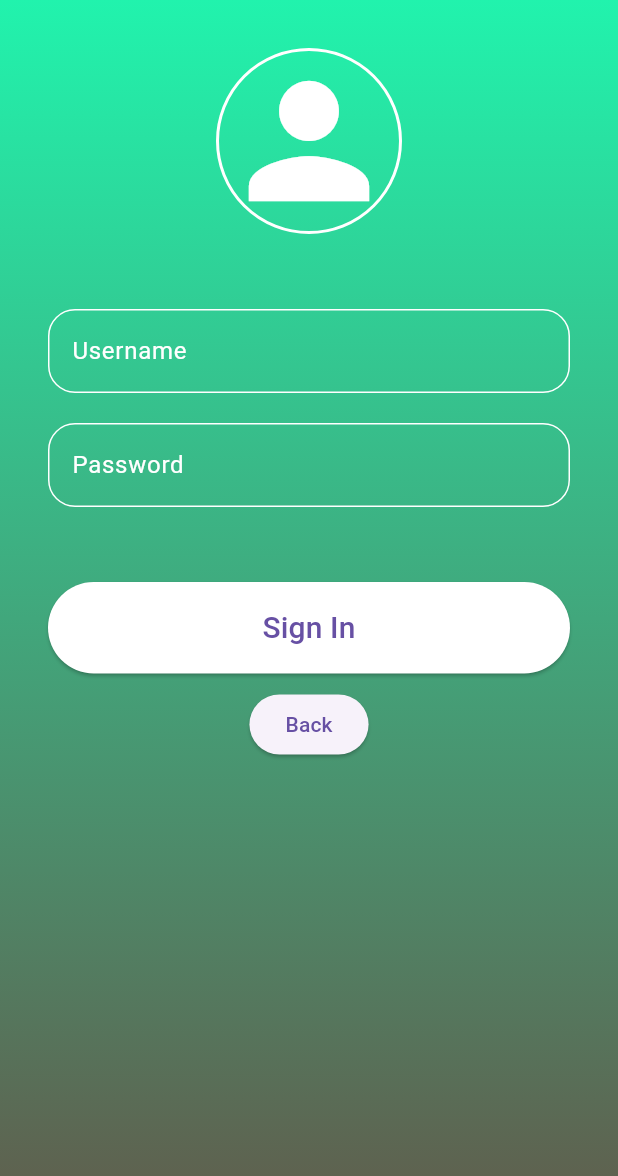
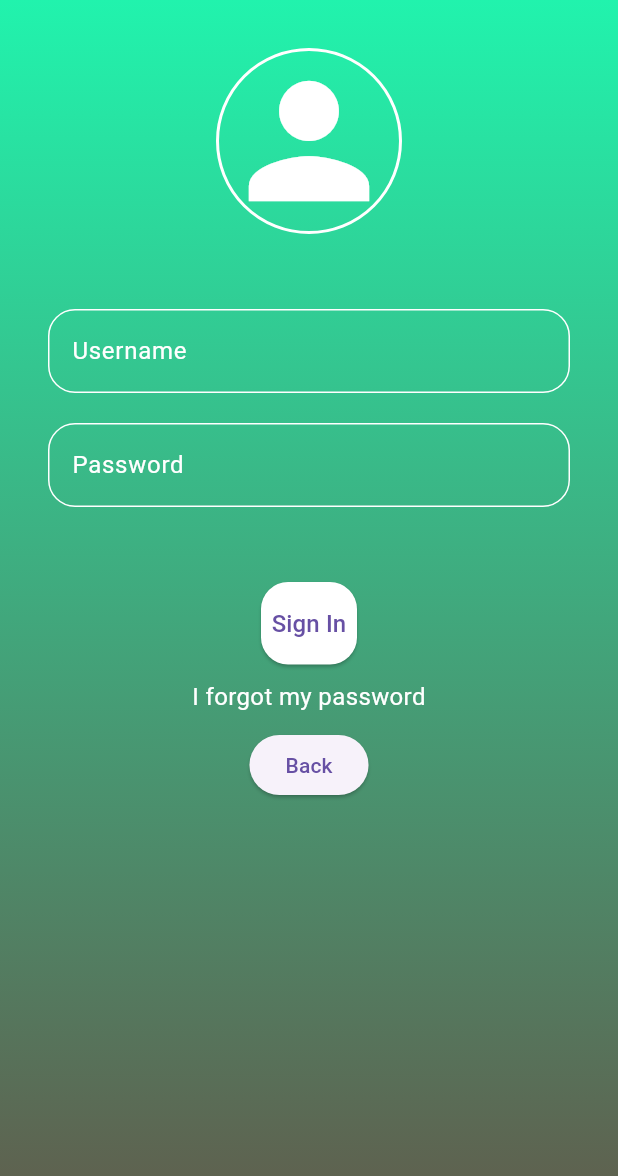
Before and after one commit to MAUMAU101/remake_simple_app-main, a Flutter app: the screen it shows after launch, after a tap on an icon or button, on a phone screen of 412 x 824 dp. Shown: the top 1176 px of the screen. Run offline on Flutter 3.47's test engine with Material 3 defaults, Android fonts, the phone set to English and light mode, and no system bars; network calls fail.

Commit message:
added password reset page

```diff
--- a/lib/screens/login.dart
+++ b/lib/screens/login.dart
@@ -1,5 +1,6 @@
 import 'package:flutter/material.dart';
-import 'package:remake_simple_app/screens/recommendations.dart';
+import 'package:remake_simple_app/screens/forgot_password.dart';
+import 'package:remake_simple_app/screens/recommendations.dart'; // Import the ForgotPasswordPage
 
 class LoginPage extends StatefulWidget {
   const LoginPage({super.key});
@@ -93,7 +94,9 @@ class _LoginPageState extends State<LoginPage> {
   }
 
   Widget _loginBtn() {
-    return ElevatedButton(
+    return Column(
+      children: [
+        ElevatedButton(
           onPressed: () {
             debugPrint(
                 " Username: usernameController.text${usernameController.text}");
@@ -104,22 +107,38 @@ class _LoginPageState extends State<LoginPage> {
               MaterialPageRoute(
                 builder: (context) => const RecommendationsScreen(
                   searchQuery: '',
-                  )),
+                ),
+              ),
             );
           },
           style: ElevatedButton.styleFrom(
-        shape: const StadiumBorder(),
+            shape: RoundedRectangleBorder(
+              borderRadius: BorderRadius.circular(18.0),
+            ),
             backgroundColor: Colors.white,
             padding: const EdgeInsets.symmetric(vertical: 16),
           ),
-      child: const SizedBox(
-        width: double.infinity,
-        child: Text(
+          child: const Text(
             "Sign In",
             textAlign: TextAlign.center,
-          style: TextStyle(fontSize: 20),
+            style: TextStyle(fontSize: 16),
           ),
         ),
+        const SizedBox(height: 10),
+        GestureDetector(
+          onTap: () {
+            Navigator.push(
+              context,
+              MaterialPageRoute(builder: (context) => ForgotPasswordPage()),
+            );
+          },
+          child: const Text(
+            "I forgot my password",
+            textAlign: TextAlign.center,
+            style: TextStyle(fontSize: 16, color: Colors.white),
+          ),
+        ),
+      ],
     );
   }
 }
--- a/lib/screens/nutritional_facts.dart
+++ b/lib/screens/nutritional_facts.dart
@@ -57,7 +57,7 @@ class _NutritionalFactsPageState extends State<NutritionalFactsPage> {
       body: Column(
         children: [
           const Padding(
-            padding: EdgeInsets.all(16.0),
+            padding: EdgeInsets.all(10.0),
             child: Text(
               'Nutritional Information',
               style: TextStyle(fontSize: 24, fontWeight: FontWeight.bold),
@@ -109,7 +109,7 @@ class _NutritionalFactsPageState extends State<NutritionalFactsPage> {
       nutrientWidgets.add(
         Text(
           '${nutrient['name'] ?? 'Unknown'}: ${nutrient['amount'] ?? 'N/A'} ${nutrient['unit'] ?? 'N/A'} (${nutrient['percentOfDailyNeeds'] ?? 'N/A'}%)',
-          style: const TextStyle(fontSize: 13),
+          style: const TextStyle(fontSize: 12),
         ),
       );
     }
```
Also changed, not shown: lib/screens/forgot_password.dart (added, +67 -0 lines), lib/widgets/colors.dart (+36 -19 lines). Lines whose indentation alone changed are shown as unchanged.
